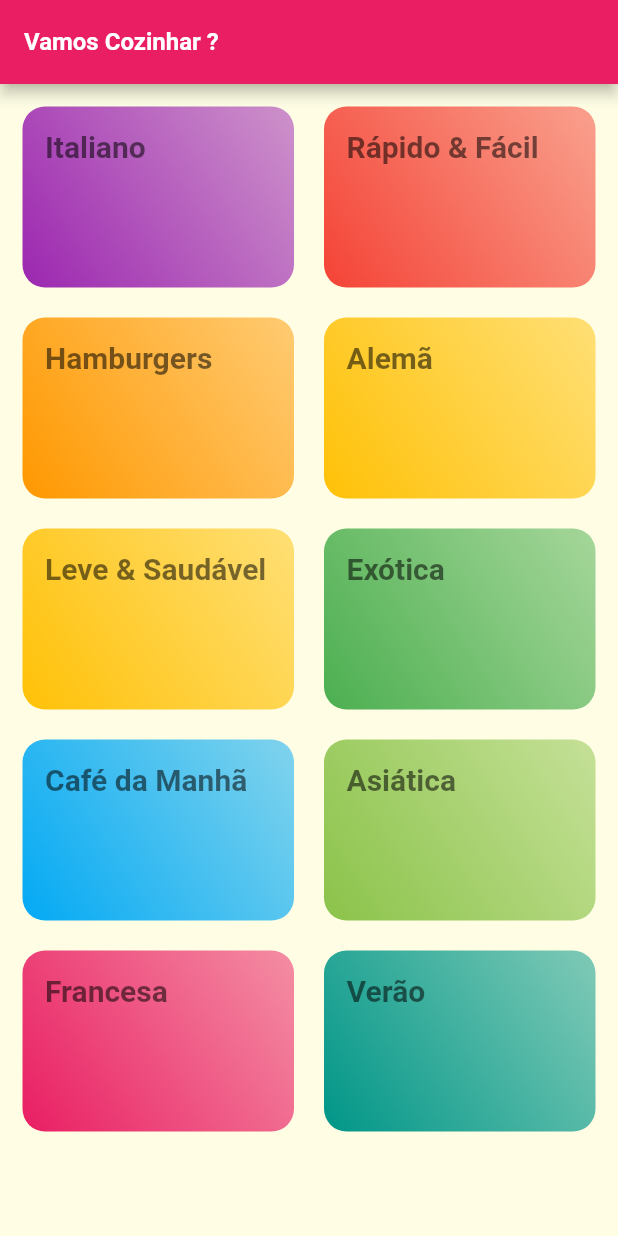
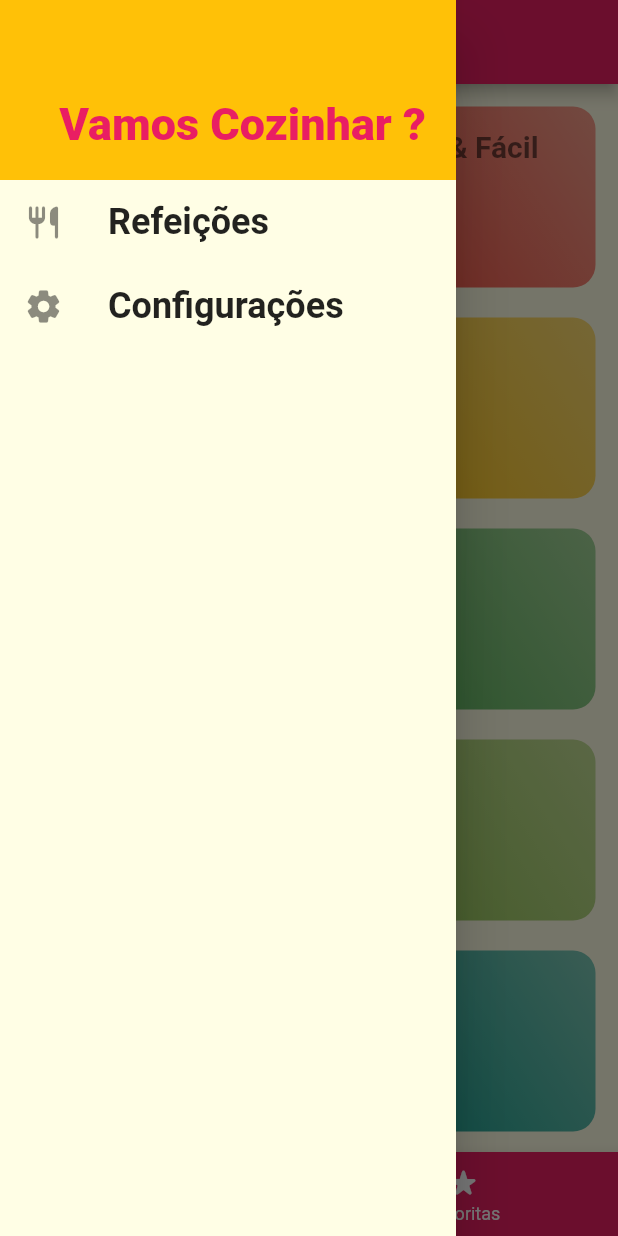
Before and after one commit to GuilhermePalma/nourriture, a Flutter app: the screen it shows after launch, with the side drawer open (before the commit the screen has no drawer), on a phone screen of 412 x 824 dp. Run offline on Flutter 3.47's test engine with Material 2 defaults, Android fonts, the light colour scheme and no system bars; Roboto replaces fonts that are missing (Raleway, RobotoCondensed).

Commit message:
Add Drawer and Bottom Navigator

```diff
--- /dev/null
+++ b/lib/components/custom_drawer.dart
@@ -0,0 +1,59 @@
+import 'package:flutter/material.dart';
+import 'package:nourriture/utils/app_routes.dart';
+
+class CustomDrawer extends StatelessWidget {
+  const CustomDrawer({Key? key}) : super(key: key);
+
+  Widget _createItem(IconData icon, String label, void Function() onTap) {
+    return ListTile(
+      leading: Icon(
+        icon,
+        size: 26,
+      ),
+      title: Text(
+        label,
+        style: const TextStyle(
+          fontFamily: "RobotoCondensed",
+          fontSize: 24,
+          fontWeight: FontWeight.bold,
+        ),
+      ),
+      onTap: onTap,
+    );
+  }
+
+  @override
+  Widget build(BuildContext context) {
+    return Drawer(
+      child: Column(
+        children: [
+          Container(
+            height: 120,
+            width: double.infinity,
+            padding: const EdgeInsets.all(20.0),
+            color: Theme.of(context).colorScheme.secondary,
+            alignment: Alignment.bottomRight,
+            child: Text(
+              "Vamos Cozinhar ?",
+              style: TextStyle(
+                fontWeight: FontWeight.w900,
+                fontSize: 30,
+                color: Theme.of(context).colorScheme.primary,
+              ),
+            ),
+          ),
+          _createItem(
+            Icons.restaurant_rounded,
+            "Refeições",
+            () => Navigator.of(context).pushReplacementNamed(AppRoutes.homeRoute),
+          ),
+          _createItem(
+            Icons.settings_rounded,
+            "Configurações",
+            () => Navigator.of(context).pushReplacementNamed(AppRoutes.settings),
+          ),
+        ],
+      ),
+    );
+  }
+}
--- a/lib/main.dart
+++ b/lib/main.dart
@@ -1,8 +1,9 @@
 import 'package:flutter/material.dart';
 import 'package:nourriture/screens/categories_meals_screen.dart';
-import 'package:nourriture/screens/categories_screen.dart';
 import 'package:nourriture/screens/error_screen.dart';
 import 'package:nourriture/screens/meal_details_screen.dart';
+import 'package:nourriture/screens/settings_screen.dart';
+import 'package:nourriture/screens/tabs_screen.dart';
 import 'package:nourriture/utils/app_routes.dart';
 
 void main() => runApp(const MyApp());
@@ -41,9 +42,10 @@ class MyApp extends StatelessWidget {
       /// Define as Rotas Nomeadas e a Rota Inicial
       routes: {
         // Caso queira definir a rota padrão, colocar no nome apenas "/"
-        AppRoutes.homeRoute: (ctx) => const CategoriesScreen(),
+        AppRoutes.homeRoute: (ctx) => const TabsScreen(),
         AppRoutes.categoryMeals: (ctx) => const CategoriesMealsScreen(),
         AppRoutes.mealDetails: (ctx) => const MealDetailsScreen(),
+        AppRoutes.settings: (ctx) => const SettingScreen(),
       },
       initialRoute: AppRoutes.homeRoute,
       // As Rotas são acessadads pro meio da seguinte hierarquia de navegação: Rotas em 'routes',
--- a/lib/screens/categories_screen.dart
+++ b/lib/screens/categories_screen.dart
@@ -7,11 +7,7 @@ class CategoriesScreen extends StatelessWidget {
 
   @override
   Widget build(BuildContext context) {
-    return Scaffold(
-      appBar: AppBar(
-        title: const Text("Vamos Cozinhar ?"),
-      ),
-      body: GridView(
+    return GridView(
       padding: const EdgeInsets.all(15),
       // Sliver= Area que permite Scrool e GridDelegate= Como a Grid será renderizada
       gridDelegate: const SliverGridDelegateWithMaxCrossAxisExtent(
@@ -23,7 +19,6 @@ class CategoriesScreen extends StatelessWidget {
       children: dummyCategory.map((categoryElement) {
         return CategoryItem(category: categoryElement);
       }).toList(),
-      ),
     );
   }
 }
--- /dev/null
+++ b/lib/screens/favorite_screen.dart
@@ -0,0 +1,12 @@
+import 'package:flutter/material.dart';
+
+class FavoriteScreen extends StatelessWidget {
+  const FavoriteScreen({Key? key}) : super(key: key);
+
+  @override
+  Widget build(BuildContext context) {
+    return const Center(
+      child: Text("Comidas Favorias"),
+    );
+  }
+}
--- /dev/null
+++ b/lib/screens/settings_screen.dart
@@ -0,0 +1,19 @@
+import 'package:flutter/material.dart';
+import 'package:nourriture/components/custom_drawer.dart';
+
+class SettingScreen extends StatelessWidget {
+  const SettingScreen({Key? key}) : super(key: key);
+
+  @override
+  Widget build(BuildContext context) {
+    return Scaffold(
+      appBar: AppBar(
+        title: const Text("Configurações"),
+      ),
+      drawer: const CustomDrawer(),
+      body: const Center(
+        child: Text("Tela de Configurações"),
+      ),
+    );
+  }
+}
--- /dev/null
+++ b/lib/screens/tabs_screen.dart
@@ -0,0 +1,66 @@
+import 'package:flutter/material.dart';
+import 'package:nourriture/components/custom_drawer.dart';
+import 'package:nourriture/screens/categories_screen.dart';
+import 'package:nourriture/screens/favorite_screen.dart';
+
+class TabsScreen extends StatefulWidget {
+  const TabsScreen({Key? key}) : super(key: key);
+
+  @override
+  State<TabsScreen> createState() => _TabsScreenState();
+}
+
+class _TabsScreenState extends State<TabsScreen> {
+  // Controla o Index da Tela/Titulo Exibido
+  int _selectScreenIndex = 0;
+
+  // Lista com o Titulo e Telas que serão Mostradas
+  final List<Map<String, Object>> _listScreens = [
+    {
+      // Parametros da AppBar e Body
+      "title": "Vamos Cozinhar ?",
+      "screen": const CategoriesScreen(),
+      // Parametros do Item no Menu Inferior
+      "label": "Categorias",
+      "icon": const Icon(Icons.category_rounded),
+    },
+    {
+      "title": "Comidas Favoritas",
+      "screen": const FavoriteScreen(),
+      "label": "Favoritas",
+      "icon": const Icon(Icons.star_rate_rounded)
+    },
+  ];
+
+  /// Altera o Index do Item Selecionado
+  _selectedScreen(int index) => setState(() => _selectScreenIndex = index);
+
+  @override
+  Widget build(BuildContext context) {
+    return Scaffold(
+      appBar: AppBar(
+        title:
+            Text(_listScreens.elementAt(_selectScreenIndex)["title"] as String),
+      ),
+      drawer: const CustomDrawer(),
+      body: _listScreens.elementAt(_selectScreenIndex)["screen"] as Widget,
+      // Cria o Menu Inferior
+      bottomNavigationBar: BottomNavigationBar(
+        onTap: _selectedScreen,
+        backgroundColor: Theme.of(context).colorScheme.primary,
+        unselectedItemColor: Colors.white,
+        selectedItemColor: Theme.of(context).colorScheme.secondary,
+        currentIndex: _selectScreenIndex,
+        // Cria os Itens do Menu Inferior
+        items: _listScreens
+            .map(
+              (screenElement) => BottomNavigationBarItem(
+                label: screenElement["label"] as String,
+                icon: screenElement["icon"] as Icon,
+              ),
+            )
+            .toList(),
+      ),
+    );
+  }
+}
--- a/lib/utils/app_routes.dart
+++ b/lib/utils/app_routes.dart
@@ -2,4 +2,5 @@ class AppRoutes {
   static const String homeRoute = "/";
   static const String  categoryMeals = "/categories-meals";
   static const String  mealDetails = "/meal-details";
+  static const String  settings = "/settings";
 }
```
Lines whose indentation alone changed are shown as unchanged.
